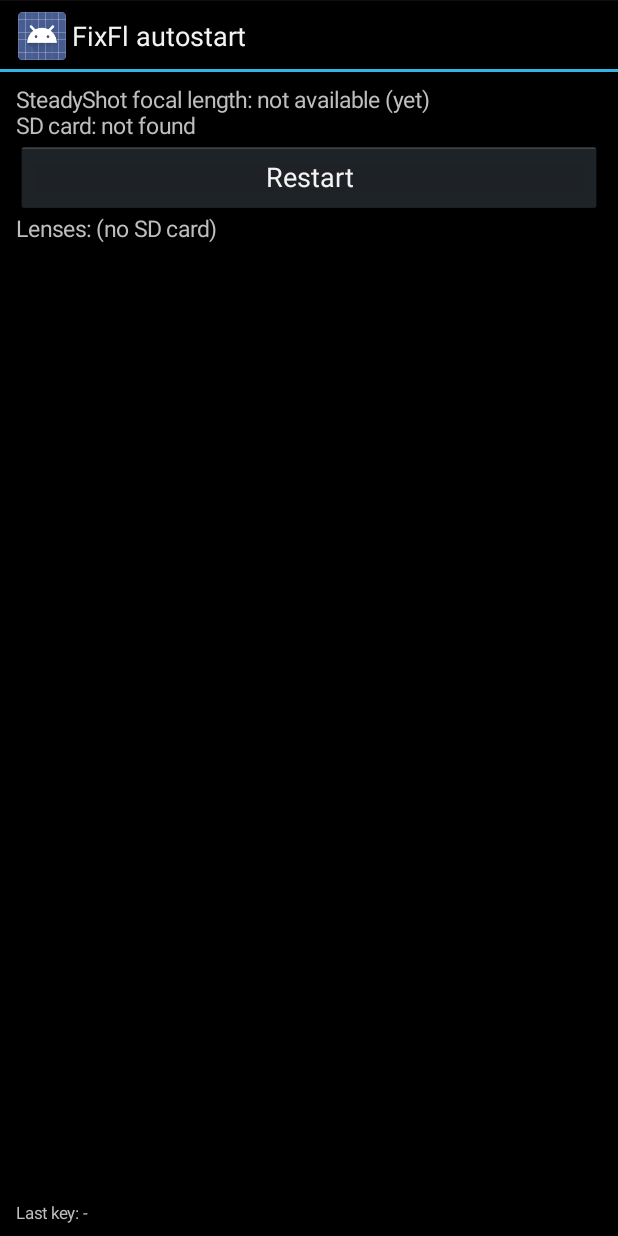
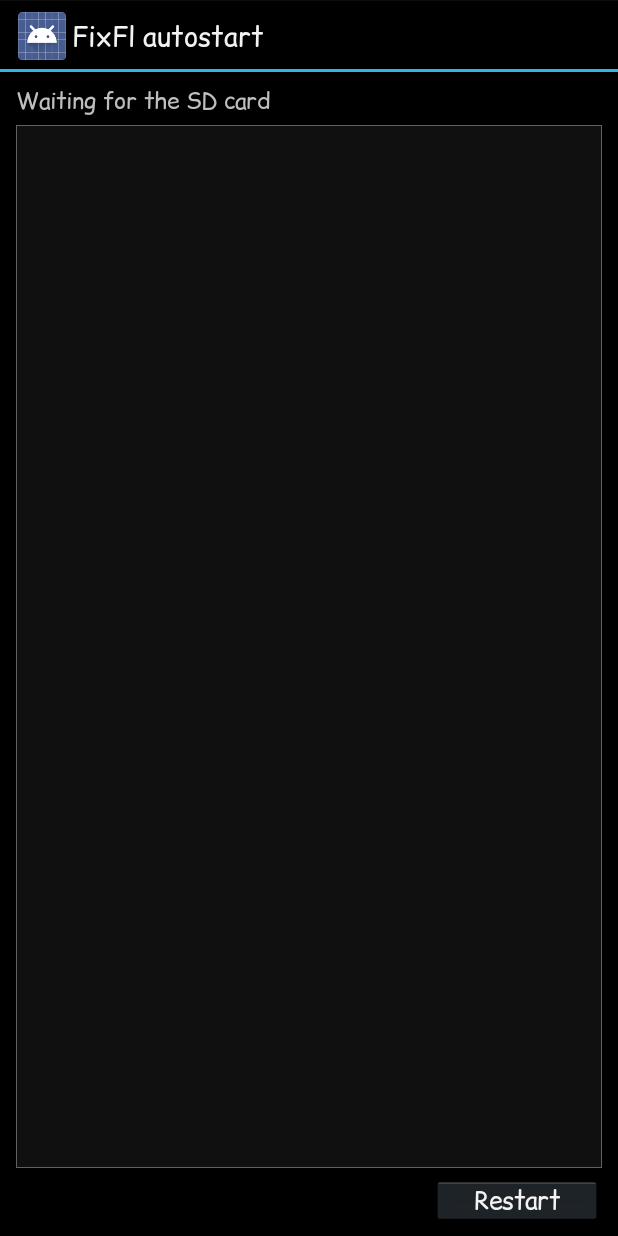
Before and after one commit to Peetz0r/a7hacks, an Android app: the screen it shows after launch (MainActivity), on a phone screen of 412 x 824 dp. Run offline under Robolectric (Android 15) with nearby library versions, the phone set to English and light mode, and no system bars.

Commit message:
Comic in our own app, Fira Mono for the log

```diff
--- /dev/null
+++ b/app/src/main/java/nl/fixfl/autostart/Fonts.java
@@ -0,0 +1,76 @@
+package nl.fixfl.autostart;
+
+import android.app.Activity;
+import android.content.Context;
+import android.content.res.Resources;
+import android.graphics.Paint;
+import android.graphics.Typeface;
+import android.text.SpannableString;
+import android.text.Spanned;
+import android.text.TextPaint;
+import android.text.style.MetricAffectingSpan;
+import android.view.View;
+import android.widget.TextView;
+
+/** The app's own fonts (in assets/fonts, both under the SIL Open Font License): Comic Relief for everything,
+ *  Fira Mono for the log. Loaded once; if a font can't be loaded the system font is used instead. */
+final class Fonts {
+    private static Typeface comic, comicBold, mono;
+    private static boolean loaded;
+
+    private Fonts() {}
+
+    private static synchronized void load(Context c) {
+        if (loaded) return;
+        loaded = true;
+        comic = asset(c, "fonts/ComicRelief-Regular.ttf");
+        comicBold = asset(c, "fonts/ComicRelief-Bold.ttf");
+        mono = asset(c, "fonts/FiraMono-Regular.ttf");
+    }
+
+    private static Typeface asset(Context c, String path) {
+        try { return Typeface.createFromAsset(c.getAssets(), path); }
+        catch (RuntimeException e) { return null; }
+    }
+
+    static Typeface comic(Context c) { load(c); return comic; }
+    static Typeface comicBold(Context c) { load(c); return comicBold != null ? comicBold : comic; }
+    static Typeface mono(Context c) { load(c); return mono != null ? mono : Typeface.MONOSPACE; }
+
+    /** Comic on a text view (bold: the bold face) */
+    static void comic(TextView t, boolean bold) {
+        Typeface f = bold ? comicBold(t.getContext()) : comic(t.getContext());
+        if (f != null) t.setTypeface(f);
+        else if (bold) t.setTypeface(null, Typeface.BOLD);
+    }
+
+    /** The activity's title in Comic: as styled text (the action bar keeps it), and on the title view itself
+     *  where there is one (the older title bar) */
+    static void title(Activity a, CharSequence text) {
+        Typeface f = comic(a);
+        if (f == null) { a.setTitle(text); return; }
+        SpannableString s = new SpannableString(text);
+        s.setSpan(new FaceSpan(f), 0, s.length(), Spanned.SPAN_EXCLUSIVE_EXCLUSIVE);
+        a.setTitle(s);
+        int[] ids = { android.R.id.title, Resources.getSystem().getIdentifier("action_bar_title", "id", "android") };
+        for (int id : ids) {
+            if (id == 0) continue;
+            View v = a.getWindow().getDecorView().findViewById(id);
+            if (v instanceof TextView) ((TextView) v).setTypeface(f);
+        }
+    }
+
+    /** a span that sets the typeface (android.text.style.TypefaceSpan only takes a family name) */
+    private static final class FaceSpan extends MetricAffectingSpan {
+        private final Typeface face;
+        FaceSpan(Typeface face) { this.face = face; }
+        private void apply(Paint p) {
+            Typeface old = p.getTypeface();
+            int style = old != null ? old.getStyle() & ~face.getStyle() : 0;
+            p.setTypeface(face);
+            if ((style & Typeface.BOLD) != 0) p.setFakeBoldText(true);
+        }
+        @Override public void updateDrawState(TextPaint p) { apply(p); }
+        @Override public void updateMeasureState(TextPaint p) { apply(p); }
+    }
+}
--- a/app/src/main/java/nl/fixfl/autostart/MainActivity.java
+++ b/app/src/main/java/nl/fixfl/autostart/MainActivity.java
@@ -2,31 +2,32 @@ package nl.fixfl.autostart;
 
 import android.app.Activity;
 import android.content.Intent;
-import android.graphics.Typeface;
 import android.os.Bundle;
 import android.os.Handler;
-import android.text.Spannable;
-import android.text.SpannableStringBuilder;
-import android.text.style.BackgroundColorSpan;
-import android.text.style.StyleSpan;
+import android.view.Gravity;
 import android.view.KeyEvent;
 import android.view.View;
 import android.widget.Button;
 import android.widget.LinearLayout;
 import android.widget.ScrollView;
+import android.widget.TableLayout;
+import android.widget.TableRow;
 import android.widget.TextView;
 
-import java.io.File;
-import java.io.FileInputStream;
 import java.util.Map;
+import java.util.TreeMap;
 
 public class MainActivity extends Activity {
-    private static final int HIGHLIGHT = 0xFFFFD54F;
+    private static final int HIGHLIGHT = 0xFFFFD54F;   // current lens
+    private static final int UNKNOWN = 0xFFFF7043;     // current focal length has no entry
+    private static final String GAP = "    ";
 
-    private TextView statusView, lensView, logView, keyView;
+    private TableLayout lensTable;
+    private TextView logView;
+    private ScrollView logScroll;
+    private int shownLog = -1;
     private final Handler handler = new Handler();
     private boolean resumed = false;
-    private String lastKey = "-";
 
     private final Runnable refresher = new Runnable() {
         public void run() {
@@ -43,37 +44,47 @@ public class MainActivity extends Activity {
         root.setOrientation(LinearLayout.VERTICAL);
         root.setPadding(16, 12, 16, 12);
 
-        statusView = new TextView(this);
-        statusView.setTextSize(15);
-        root.addView(statusView);
+        lensTable = new TableLayout(this);
+        root.addView(lensTable);
 
+        LinearLayout frame = new LinearLayout(this);       // thin border around the log
+        frame.setBackgroundColor(0xFF606060);
+        frame.setPadding(1, 1, 1, 1);
+        final ScrollView sv = new ScrollView(this);
+        logScroll = sv;
+        sv.setBackgroundColor(0xFF101010);
+        logView = new TextView(this);
+        logView.setTextSize(12);
+        logView.setTypeface(Fonts.mono(this));             // the log: a monospaced font (Fira Mono)
+        logView.setTextColor(0xFFCCCCCC);
+        logView.setPadding(6, 4, 6, 4);
+        sv.addView(logView);
+        frame.addView(sv, new LinearLayout.LayoutParams(LinearLayout.LayoutParams.MATCH_PARENT, LinearLayout.LayoutParams.MATCH_PARENT));
+        LinearLayout.LayoutParams fp = new LinearLayout.LayoutParams(LinearLayout.LayoutParams.MATCH_PARENT, 0, 1f);
+        fp.setMargins(0, 8, 0, 8);
+        root.addView(frame, fp);
+
+        LinearLayout bottom = new LinearLayout(this);       // last key at the left, restart at the right
+        bottom.addView(new TextView(this), new LinearLayout.LayoutParams(0, LinearLayout.LayoutParams.WRAP_CONTENT, 1f));
         Button restart = new Button(this);
         restart.setText("Restart");
+        restart.setTextSize(16.5f);
+        Fonts.comic(restart, false);
+        restart.setMinHeight(0);
+        restart.setMinWidth(0);
+        restart.setPadding(42, 0, 42, 0);
         restart.setOnClickListener(new View.OnClickListener() {
             public void onClick(View v) {
                 new Thread() {
                     public void run() { StartService.restart(MainActivity.this); }
                 }.start();
-                statusView.setText("Restarting...");
             }
         });
-        root.addView(restart);
-
-        lensView = new TextView(this);
-        lensView.setTextSize(15);
-        root.addView(lensView);
-
-        ScrollView sv = new ScrollView(this);
-        logView = new TextView(this);
-        logView.setTextSize(12);
-        sv.addView(logView);
-        root.addView(sv, new LinearLayout.LayoutParams(LinearLayout.LayoutParams.MATCH_PARENT, 0, 1f));
-
-        keyView = new TextView(this);
-        keyView.setTextSize(11);
-        root.addView(keyView);
+        bottom.addView(restart, new LinearLayout.LayoutParams(LinearLayout.LayoutParams.WRAP_CONTENT, 48));
+        root.addView(bottom);
 
         setContentView(root);
+        Fonts.title(this, getTitle());                     // the title bar in Comic too
         Intent i = new Intent(this, StartService.class);
         i.putExtra("event", "manual");
         startService(i);
@@ -96,80 +107,69 @@ public class MainActivity extends Activity {
 
     @Override
     public boolean onKeyDown(int keyCode, KeyEvent event) {
-        lastKey = "key " + keyCode + ", scan " + event.getScanCode();
-        keyView.setText("Last key: " + lastKey);
-        if (keyCode == KeyEvent.KEYCODE_MENU) {
-            Navigation.toMenu(this);                 // back to the camera's application menu
-            return true;
-        }
-        if (keyCode == KeyEvent.KEYCODE_FOCUS || keyCode == KeyEvent.KEYCODE_CAMERA) {
-            if (event.getRepeatCount() == 0) {       // shutter half-press: back to shooting
-                new Thread() {
-                    public void run() { Navigation.toShooting(); }
-                }.start();
-            }
+        // MENU, or the shutter half-press (the camera reports it as key 0, scan 517): back to the camera's menu
+        if (keyCode == KeyEvent.KEYCODE_MENU || event.getScanCode() == 517 || keyCode == KeyEvent.KEYCODE_FOCUS) {
+            Navigation.toMenu(this);
             return true;
         }
         return super.onKeyDown(keyCode, event);
     }
 
     private void refresh() {
-        Watcher.FileSetting fs = new Watcher.FileSetting(Starter.SAMPLE_FILE, 5000);
-        int mm = fs.read();
-        File sd = Starter.sdRoot();
-        statusView.setText("SteadyShot focal length: " + (mm > 0 ? mm + " mm" : "not available (yet)")
-                + "\nSD card: " + (sd == null ? "not found" : sd.getPath()));
-        lensView.setText(lensList(sd, mm));
-        logView.setText(logTail(sd));
-        keyView.setText("Last key: " + lastKey);
+        int mm = new SteadyShot(Starter.SAMPLE_FILE, 5000).read();
+        fillLenses(StartService.profiles, mm);
+        int v = AppLog.version();
+        if (v != shownLog) {                        // new output (or first load): show it and scroll to the end
+            shownLog = v;
+            logView.setText(AppLog.text());
+            logScroll.post(new Runnable() {
+                public void run() { logScroll.fullScroll(View.FOCUS_DOWN); }
+            });
+        }
     }
 
-    /** Every lens from lenses.ini, one per line, the one matching the current focal length highlighted. */
-    private CharSequence lensList(File sd, int mm) {
-        SpannableStringBuilder sb = new SpannableStringBuilder();
-        if (sd == null) return "Lenses: (no SD card)";
-        Map<Integer, LensProfiles.Profile> all = LensProfiles.loadAll(Starter.lensFiles(sd));
-        sb.append("Lenses (lenses.ini):\n");
-        if (all.isEmpty()) {
-            sb.append("  none found - create lenses.ini in the SD card root\n");
+    /** Every lens from lenses.ini by focal length; the current one highlighted, an undefined one added in red. */
+    private void fillLenses(TreeMap<Integer, LensProfiles.Profile> profiles, int mm) {
+        lensTable.removeAllViews();
+        TreeMap<Integer, String> rows = new TreeMap<Integer, String>();
+        if (profiles != null) {
+            for (Map.Entry<Integer, LensProfiles.Profile> e : profiles.entrySet()) {
+                String m = e.getValue().model;
+                rows.put(e.getKey(), m != null ? m : "(no model)");
+            }
         }
-        for (Map.Entry<Integer, LensProfiles.Profile> e : all.entrySet()) {
-            LensProfiles.Profile p = e.getValue();
-            String line = " " + e.getKey() + " mm  " + (p.model != null ? p.model : "(no model)")
-                    + (p.aperture > 0 ? "  f/" + p.aperture : "") + " ";
-            int start = sb.length();
-            sb.append(line);
-            if (e.getKey().intValue() == mm) {
-                sb.setSpan(new BackgroundColorSpan(HIGHLIGHT), start, start + line.length(), Spannable.SPAN_EXCLUSIVE_EXCLUSIVE);
-                sb.setSpan(new StyleSpan(Typeface.BOLD), start, start + line.length(), Spannable.SPAN_EXCLUSIVE_EXCLUSIVE);
+        boolean unknown = mm > 0 && !rows.containsKey(Integer.valueOf(mm));
+        if (unknown) rows.put(Integer.valueOf(mm), "Unknown");
+        if (rows.isEmpty()) {
+            TextView t = new TextView(this);
+            t.setTextSize(15);
+            Fonts.comic(t, false);
+            t.setText(profiles == null ? "Waiting for the SD card" : "No lenses in lenses.ini");
+            lensTable.addView(t);
+            return;
+        }
+        for (Map.Entry<Integer, String> e : rows.entrySet()) {
+            boolean cur = e.getKey().intValue() == mm;
+            TableRow row = new TableRow(this);
+            TextView num = new TextView(this);
+            num.setTextSize(15);
+            num.setGravity(Gravity.RIGHT);
+            num.setText(" " + e.getKey() + " mm");
+            TextView name = new TextView(this);
+            name.setTextSize(15);
+            Fonts.comic(num, false);
+            Fonts.comic(name, false);
+            name.setText(GAP + e.getValue() + " ");
+            if (cur) {
+                row.setBackgroundColor(unknown ? UNKNOWN : HIGHLIGHT);
+                num.setTextColor(0xFF000000);       // dark text on the bright highlight
+                name.setTextColor(0xFF000000);
+                Fonts.comic(num, true);
+                Fonts.comic(name, true);
             }
-            sb.append("\n");
-        }
-        if (mm > 0 && !all.containsKey(Integer.valueOf(mm))) {
-            sb.append("  (no entry for the current " + mm + " mm)\n");
-        }
-        return sb;
-    }
-
-    private String logTail(File sd) {
-        if (sd == null) return "";
-        File f = Starter.existingLog(sd);
-        try {
-            long len = f.length();
-            FileInputStream in = new FileInputStream(f);
-            try {
-                long skip = Math.max(0, len - 3000);
-                in.skip(skip);
-                byte[] b = new byte[(int) (len - skip)];
-                int n = in.read(b);
-                String t = new String(b, 0, Math.max(n, 0), "UTF-8");
-                int nl = skip > 0 ? t.indexOf('\n') : -1;
-                return nl >= 0 ? t.substring(nl + 1) : t;
-            } finally {
-                in.close();
-            }
-        } catch (Throwable e) {
-            return "(no log yet)";
+            row.addView(num);
+            row.addView(name);
+            lensTable.addView(row);
         }
     }
 }
```
Also changed, not shown: app/src/main/assets/fonts/ComicRelief-OFL.txt (added, +93 -0 lines), app/src/main/assets/fonts/FiraMono-OFL.txt (added, +93 -0 lines), app/src/main/assets/fonts/ComicRelief-Bold.ttf (added), app/src/main/assets/fonts/ComicRelief-Regular.ttf (added), app/src/main/assets/fonts/FiraMono-Regular.ttf (added).
